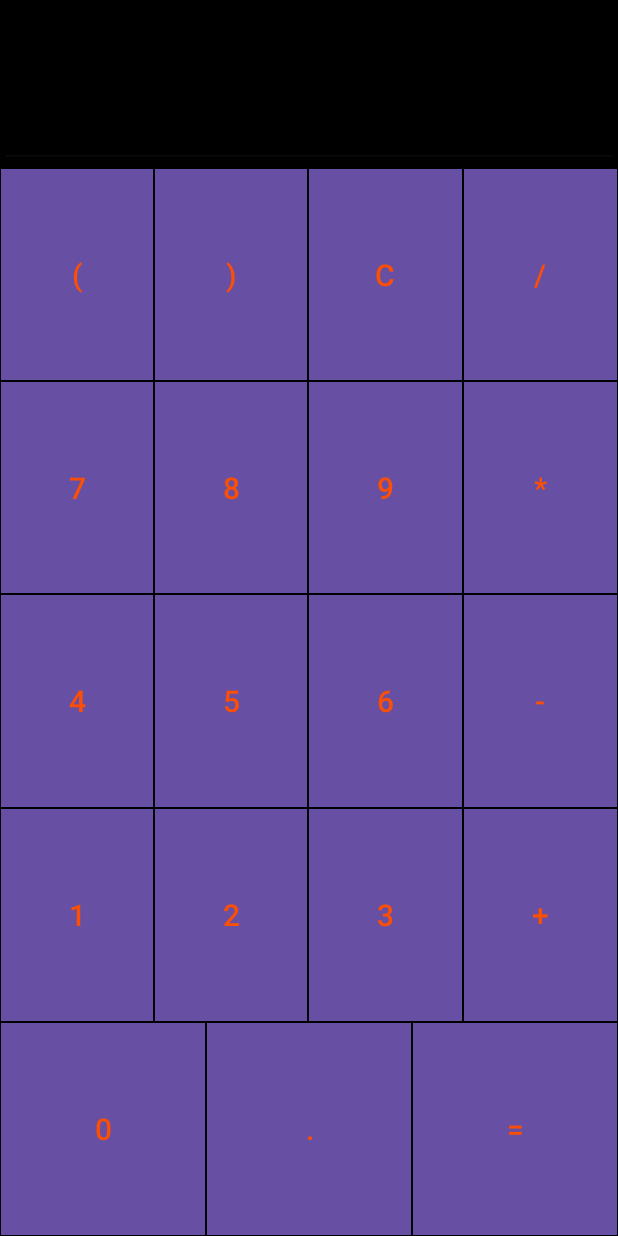
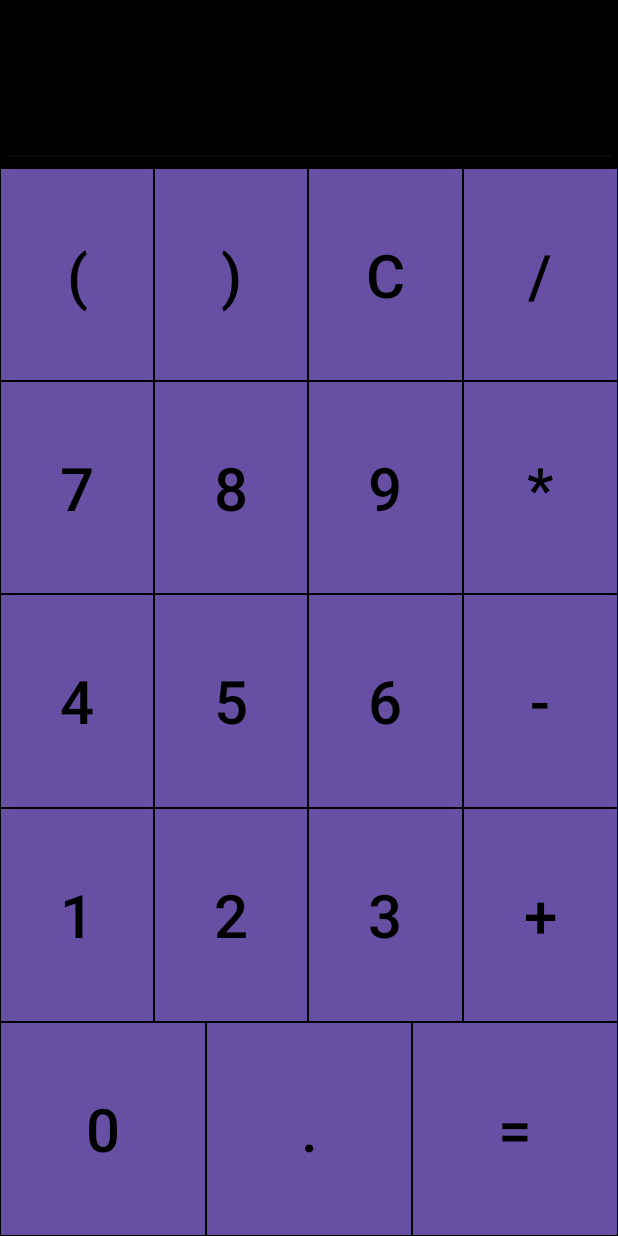
Before and after one commit to Elizabeth-lapa/Oshibki_novichka, an Android app: the screen it shows after launch (MainActivity), on a phone screen of 412 x 824 dp. Run offline under Robolectric (Android 15) with nearby library versions, the phone set to English and light mode, and no system bars; our stand-ins replace data binding.

Commit message:
small fixes

```diff
--- a/AndroidCalculator/app/src/main/res/layout/activity_main.xml
+++ b/AndroidCalculator/app/src/main/res/layout/activity_main.xml
@@ -1,6 +1,7 @@
 <?xml version="1.0" encoding="utf-8"?>
 <layout xmlns:tools="http://schemas.android.com/tools"
-    xmlns:android="http://schemas.android.com/apk/res/android">
+    xmlns:android="http://schemas.android.com/apk/res/android"
+    xmlns:app="http://schemas.android.com/apk/res-auto">
     <LinearLayout
         android:id="@+id/activity_main"
         android:layout_width="match_parent"
--- a/AndroidCalculator/app/src/main/res/values-night/themes.xml
+++ b/AndroidCalculator/app/src/main/res/values-night/themes.xml
@@ -11,7 +11,7 @@
         <item name="android:layout_weight">1</item>
         <item name="android:background">#171616</item>
         <item name="android:textSize">20sp</item>
-        <item name="android:textColor">#fc4f05</item>
+        <item name="android:textColor">#FFFFFF</item>
         <item name="android:gravity">center</item>
         <item name="android:layout_margin">0.5dp</item>
     </style>
--- a/AndroidCalculator/app/src/main/res/values/colors.xml
+++ b/AndroidCalculator/app/src/main/res/values/colors.xml
@@ -2,4 +2,5 @@
 <resources>
     <color name="black">#FF000000</color>
     <color name="white">#FFFFFFFF</color>
+    <color name="red">#f7550f</color>
 </resources>
```
Also changed, not shown: AndroidCalculator/app/src/main/res/values/themes.xml (+6 -5 lines).
